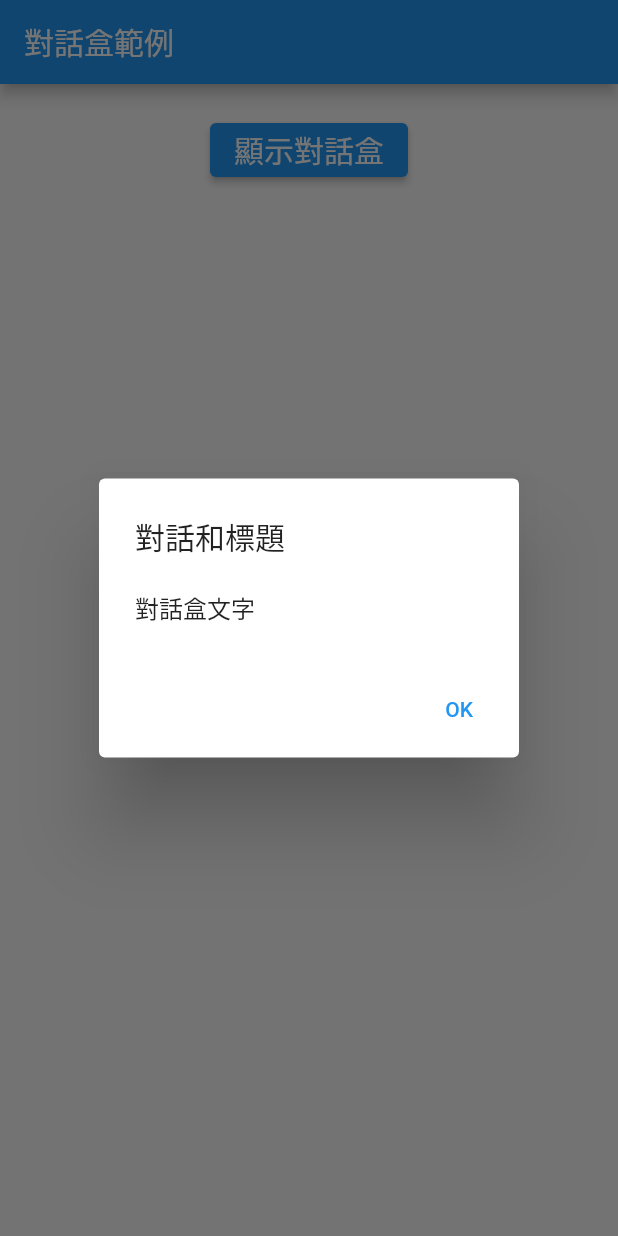
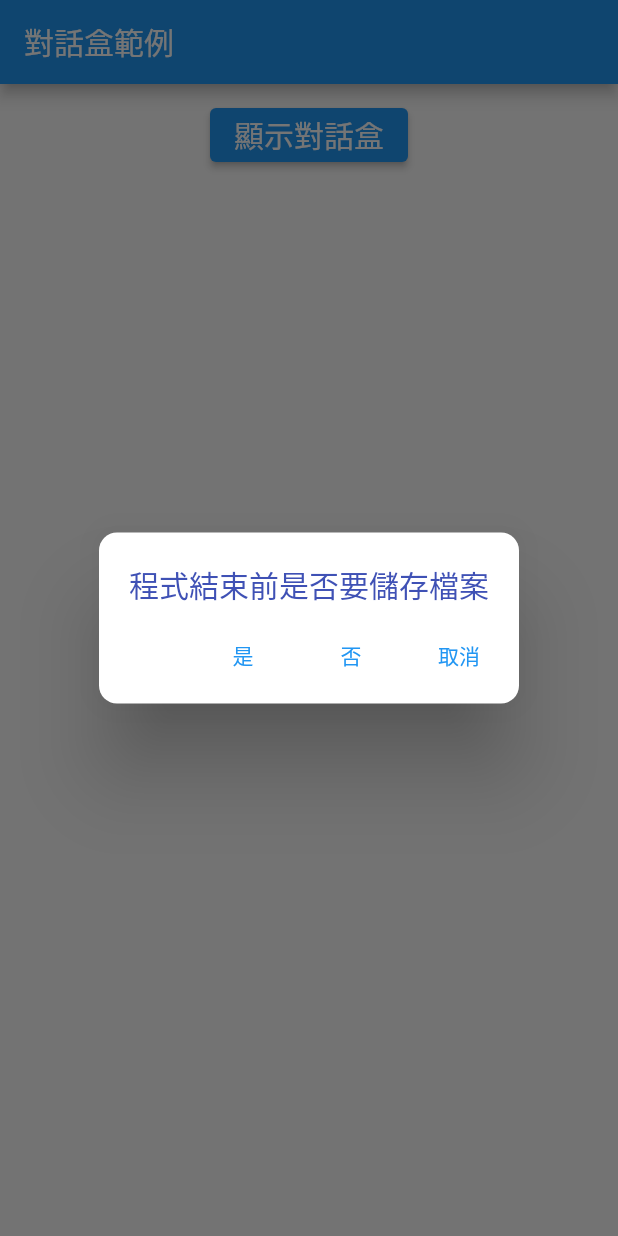
Before and after one commit to kaixsean/learning_flutter, a Flutter app: the screen it shows after launch, after a tap on "顯示對話盒", on a phone screen of 412 x 824 dp. Run offline on Flutter 3.47's test engine with Material 2 defaults, Android fonts, the phone set to English and light mode, and no system bars; our stand-ins replace numberpicker.

```diff
--- a/lib/main.dart
+++ b/lib/main.dart
@@ -16,21 +16,38 @@ class App extends StatelessWidget {
 }
 
 class MyHomePage extends StatelessWidget {
+  final ValueNotifier<int?> _dlgResult = ValueNotifier(null);
+
   @override
   Widget build(BuildContext context) {
     final appBar = AppBar(title: const Text('對話盒範例'));
 
     var btn = ElevatedButton(
-        onPressed: () => _showDialog(context),
+        onPressed: () async {
+          var ans = await _showDialog(context);
+          _dlgResult.value = ans;
+        },
         child: const Text(
           '顯示對話盒',
           style: TextStyle(fontSize: 20),
         ));
 
-    final widget = Container(
-      alignment: Alignment.topCenter,
-      margin: const EdgeInsets.all(20),
-      child: btn,
+    final widget = Center(
+      child: Column(
+        children: <Widget>[
+          Container(
+            margin: const EdgeInsets.symmetric(vertical: 10),
+            child: btn,
+          ),
+          Container(
+            margin: const EdgeInsets.symmetric(vertical: 10),
+            child: ValueListenableBuilder<int?>(
+              builder: _showDlgResult,
+              valueListenable: _dlgResult,
+            ),
+          )
+        ],
+      ),
     );
 
     final appHomePage = Scaffold(
@@ -41,16 +58,34 @@ class MyHomePage extends StatelessWidget {
     return appHomePage;
   }
 
-  _showDialog(BuildContext context) {
+  _showDialog(BuildContext context) async {
     var dlg = AlertDialog(
-      title: const Text('對話和標題'),
-      content: const Text('對話盒文字'),
+      content: const Text('程式結束前是否要儲存檔案'),
+      contentPadding: const EdgeInsets.fromLTRB(20, 20, 20, 0),
+      contentTextStyle: const TextStyle(color: Colors.indigo, fontSize: 20),
+      shape: RoundedRectangleBorder(borderRadius: BorderRadius.circular(12)),
       actions: <Widget>[
         TextButton(
-            onPressed: () => Navigator.pop(context), child: const Text("OK"))
+            onPressed: () => Navigator.pop(context, 1), child: const Text("是")),
+        TextButton(
+            onPressed: () => Navigator.pop(context, 0), child: const Text("否")),
+        TextButton(
+            onPressed: () => Navigator.pop(context, -1),
+            child: const Text("取消"))
       ],
     );
 
-    showDialog(context: context, builder: (context) => dlg);
+    var ans = showDialog(context: context, builder: (context) => dlg);
+
+    return ans;
+  }
+
+  Widget _showDlgResult(BuildContext context, int? result, Widget? child) {
+    final widget = Text(
+      result == null ? '' : result.toString(),
+      style: const TextStyle(fontSize: 20),
+    );
+
+    return widget;
   }
 }
```
